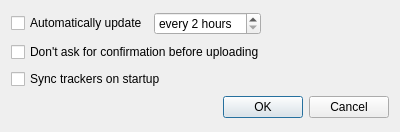
Entomologist/entomologist, file Preferences.ui: the form before one commit.
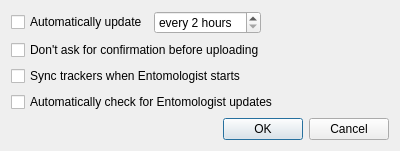
The form after the commit.

Diff of the .ui file:
```diff
--- a/Preferences.ui
+++ b/Preferences.ui
@@ -76,7 +76,14 @@
    <item>
     <widget class="QCheckBox" name="startupSyncCheckbox">
      <property name="text">
-      <string>Sync trackers on startup</string>
+      <string>Sync trackers when Entomologist starts</string>
+     </property>
+    </widget>
+   </item>
+   <item>
+    <widget class="QCheckBox" name="updatesCheckBox">
+     <property name="text">
+      <string>Automatically check for Entomologist updates</string>
      </property>
     </widget>
    </item>
```
